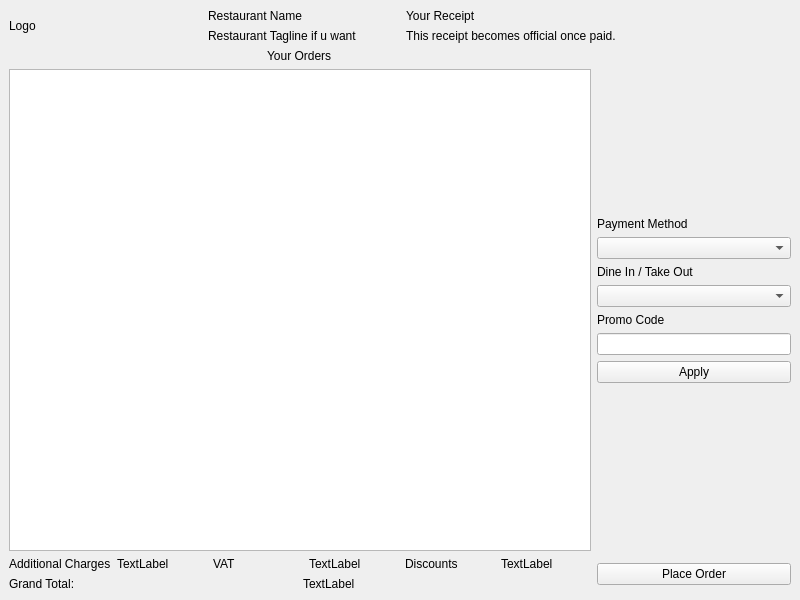
Old version of the form checkoutwindow.ui in the repository PeteCastle/PEx5.
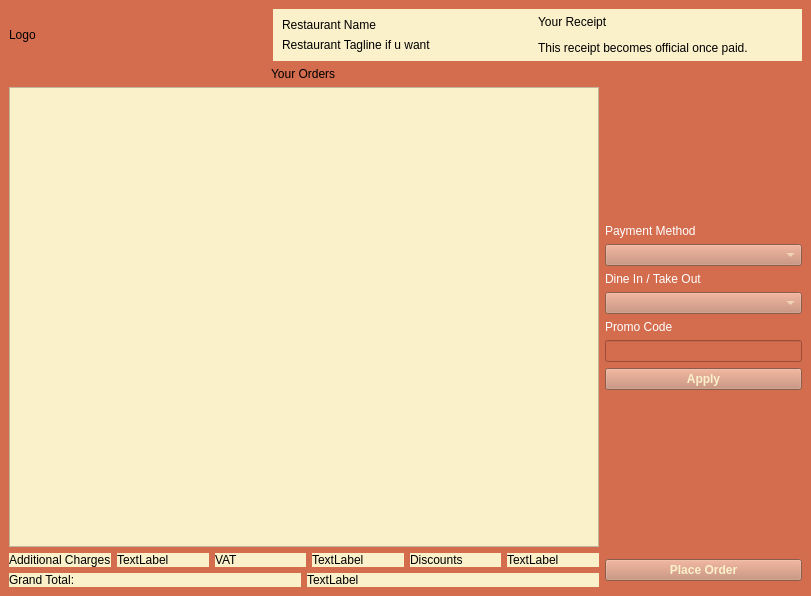
New version of the form.

```diff
--- a/checkoutwindow.ui
+++ b/checkoutwindow.ui
@@ -6,17 +6,23 @@
    <rect>
     <x>0</x>
     <y>0</y>
-    <width>800</width>
-    <height>600</height>
+    <width>811</width>
+    <height>596</height>
    </rect>
   </property>
   <property name="windowTitle">
    <string>MainWindow</string>
   </property>
+  <property name="styleSheet">
+   <string notr="true">background-color: rgb(212, 108, 78);</string>
+  </property>
   <widget class="QWidget" name="centralwidget">
    <layout class="QVBoxLayout" name="verticalLayout_6">
     <item>
-     <layout class="QHBoxLayout" name="horizontalLayout" stretch="25,25,50">
+     <layout class="QHBoxLayout" name="horizontalLayout" stretch="0,0,0">
+      <property name="spacing">
+       <number>0</number>
+      </property>
       <item>
        <widget class="QLabel" name="Logo">
         <property name="text">
@@ -25,27 +31,44 @@
        </widget>
       </item>
       <item>
-       <layout class="QVBoxLayout" name="verticalLayout_2">
-        <item>
-         <widget class="QLabel" name="OtherLabel3">
-          <property name="text">
-           <string>Restaurant Name</string>
-          </property>
-         </widget>
-        </item>
-        <item>
-         <widget class="QLabel" name="OtherLabel4">
-          <property name="text">
-           <string>Restaurant Tagline if u want</string>
-          </property>
-         </widget>
-        </item>
-       </layout>
+       <widget class="QWidget" name="" native="true">
+        <property name="styleSheet">
+         <string notr="true">background-color: rgb(250, 240, 202);
+color: rgb(0, 0, 0);</string>
+        </property>
+        <layout class="QVBoxLayout" name="verticalLayout_2">
+         <item>
+          <widget class="QLabel" name="OtherLabel3">
+           <property name="styleSheet">
+            <string notr="true"/>
+           </property>
+           <property name="text">
+            <string>Restaurant Name</string>
+           </property>
+          </widget>
+         </item>
+         <item>
+          <widget class="QLabel" name="OtherLabel4">
+           <property name="styleSheet">
+            <string notr="true"/>
+           </property>
+           <property name="text">
+            <string>Restaurant Tagline if u want</string>
+           </property>
+          </widget>
+         </item>
+        </layout>
+       </widget>
       </item>
       <item>
        <layout class="QVBoxLayout" name="verticalLayout">
         <item>
          <widget class="QLabel" name="OtherLabel1">
+          <property name="styleSheet">
+           <string notr="true">background-color: rgb(250, 240, 202);
+color: rgb(0, 0, 0);
+</string>
+          </property>
           <property name="text">
            <string>Your Receipt</string>
           </property>
@@ -53,6 +76,11 @@
         </item>
         <item>
          <widget class="QLabel" name="OtherLabel2">
+          <property name="styleSheet">
+           <string notr="true">background-color: rgb(250, 240, 202);
+color: rgb(0, 0, 0);
+</string>
+          </property>
           <property name="text">
            <string>This receipt becomes official once paid.</string>
           </property>
@@ -74,7 +102,12 @@
          </widget>
         </item>
         <item>
-         <widget class="QTableWidget" name="tableWidget"/>
+         <widget class="QTableWidget" name="tableWidget">
+          <property name="styleSheet">
+           <string notr="true">background-color: rgb(250, 240, 202);
+</string>
+          </property>
+         </widget>
         </item>
        </layout>
       </item>
@@ -95,36 +128,83 @@
         </item>
         <item>
          <widget class="QLabel" name="PaymentMethodLabel">
+          <property name="styleSheet">
+           <string notr="true">color: rgb(255, 255, 255);</string>
+          </property>
           <property name="text">
            <string>Payment Method</string>
           </property>
          </widget>
         </item>
         <item>
-         <widget class="QComboBox" name="PaymentMethod"/>
+         <widget class="QComboBox" name="PaymentMethod">
+          <property name="font">
+           <font>
+            <bold>true</bold>
+           </font>
+          </property>
+          <property name="styleSheet">
+           <string notr="true">color: rgb(250, 240, 202);
+background-color: rgb(195, 132, 107);</string>
+          </property>
+         </widget>
         </item>
         <item>
          <widget class="QLabel" name="DeliveryMethodLabel">
+          <property name="styleSheet">
+           <string notr="true">color: rgb(255, 255, 255);</string>
+          </property>
           <property name="text">
            <string>Dine In / Take Out</string>
           </property>
          </widget>
         </item>
         <item>
-         <widget class="QComboBox" name="DeliveryMethod"/>
+         <widget class="QComboBox" name="DeliveryMethod">
+          <property name="font">
+           <font>
+            <bold>true</bold>
+           </font>
+          </property>
+          <property name="styleSheet">
+           <string notr="true">color: rgb(250, 240, 202);
+background-color: rgb(195, 132, 107);</string>
+          </property>
+         </widget>
         </item>
         <item>
          <widget class="QLabel" name="PromoCodeLabel">
+          <property name="styleSheet">
+           <string notr="true">color: rgb(255, 255, 255);</string>
+          </property>
           <property name="text">
            <string>Promo Code</string>
           </property>
          </widget>
         </item>
         <item>
-         <widget class="QLineEdit" name="PromoCode"/>
+         <widget class="QLineEdit" name="PromoCode">
+          <property name="font">
+           <font>
+            <bold>true</bold>
+           </font>
+          </property>
+          <property name="styleSheet">
+           <string notr="true">color: rgb(255, 255, 255);</string>
+          </property>
+         </widget>
         </item>
         <item>
          <widget class="QPushButton" name="PromoCodeApplyButton">
+          <property name="font">
+           <font>
+            <bold>true</bold>
+           </font>
+          </property>
+          <property name="styleSheet">
+           <string notr="true">color: rgb(250, 240, 202);
+background-color: rgb(195, 132, 107);</string>
+          </property>
           <property name="text">
            <string>Apply</string>
           </property>
@@ -155,6 +235,10 @@
          <layout class="QHBoxLayout" name="horizontalLayout_3">
           <item>
            <widget class="QLabel" name="AdditionalChargeLabel">
+            <property name="styleSheet">
+             <string notr="true">background-color: rgb(250, 240, 202);
+color: rgb(0, 0, 0);</string>
+            </property>
             <property name="text">
              <string>Additional Charges</string>
             </property>
@@ -162,6 +246,10 @@
           </item>
           <item>
            <widget class="QLabel" name="AdditionalCharge">
+            <property name="styleSheet">
+             <string notr="true">background-color: rgb(250, 240, 202);
+color: rgb(0, 0, 0);</string>
+            </property>
             <property name="text">
              <string>TextLabel</string>
             </property>
@@ -169,6 +257,10 @@
           </item>
           <item>
            <widget class="QLabel" name="VATLabel">
+            <property name="styleSheet">
+             <string notr="true">background-color: rgb(250, 240, 202);
+color: rgb(0, 0, 0);</string>
+            </property>
             <property name="text">
              <string>VAT</string>
             </property>
@@ -176,6 +268,10 @@
           </item>
           <item>
            <widget class="QLabel" name="VAT">
+            <property name="styleSheet">
+             <string notr="true">background-color: rgb(250, 240, 202);
+color: rgb(0, 0, 0);</string>
+            </property>
             <property name="text">
              <string>TextLabel</string>
             </property>
@@ -183,6 +279,10 @@
           </item>
           <item>
            <widget class="QLabel" name="DiscountsLabel">
+            <property name="styleSheet">
+             <string notr="true">background-color: rgb(250, 240, 202);
+color: rgb(0, 0, 0);</string>
+            </property>
             <property name="text">
              <string>Discounts</string>
             </property>
@@ -190,6 +290,10 @@
           </item>
           <item>
            <widget class="QLabel" name="Discounts">
+            <property name="styleSheet">
+             <string notr="true">background-color: rgb(250, 240, 202);
+color: rgb(0, 0, 0);</string>
+            </property>
             <property name="text">
              <string>TextLabel</string>
             </property>
@@ -201,6 +305,10 @@
          <layout class="QHBoxLayout" name="horizontalLayout_4">
           <item>
            <widget class="QLabel" name="GrandTotalLabel">
+            <property name="styleSheet">
+             <string notr="true">background-color: rgb(250, 240, 202);
+color: rgb(0, 0, 0);</string>
+            </property>
             <property name="text">
              <string>Grand Total:</string>
             </property>
@@ -208,6 +316,10 @@
           </item>
           <item>
            <widget class="QLabel" name="GrandTotal">
+            <property name="styleSheet">
+             <string notr="true">background-color: rgb(250, 240, 202);
+color: rgb(0, 0, 0);</string>
+            </property>
             <property name="text">
              <string>TextLabel</string>
             </property>
@@ -219,6 +331,15 @@
       </item>
       <item>
        <widget class="QPushButton" name="PlacePrderButton">
+        <property name="font">
+         <font>
+          <bold>true</bold>
+         </font>
+        </property>
+        <property name="styleSheet">
+         <string notr="true">color: rgb(250, 240, 202);
+background-color: rgb(195, 132, 107);</string>
+        </property>
         <property name="text">
          <string>Place Order</string>
         </property>
```
